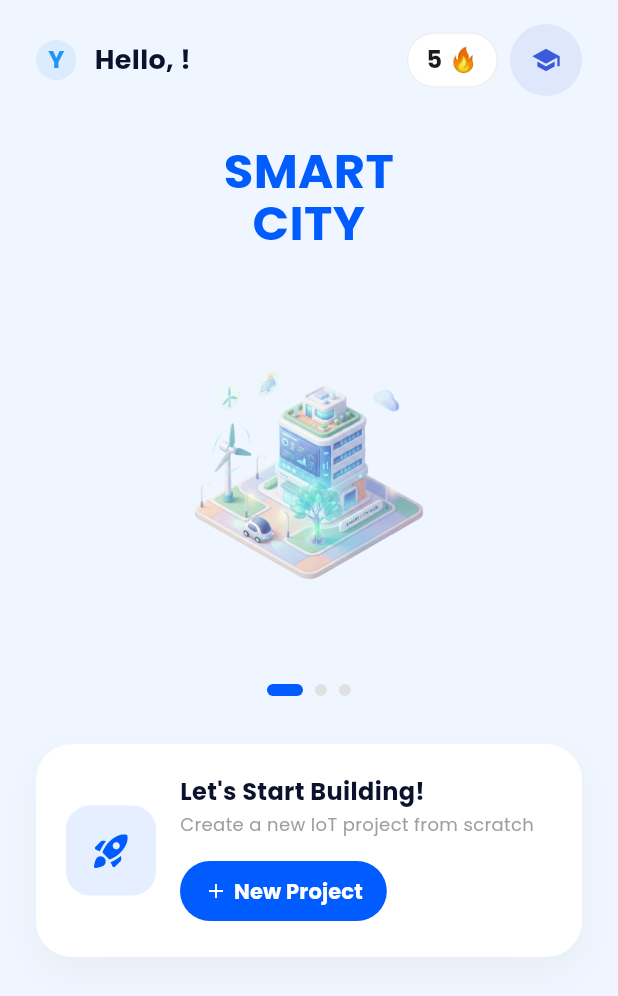
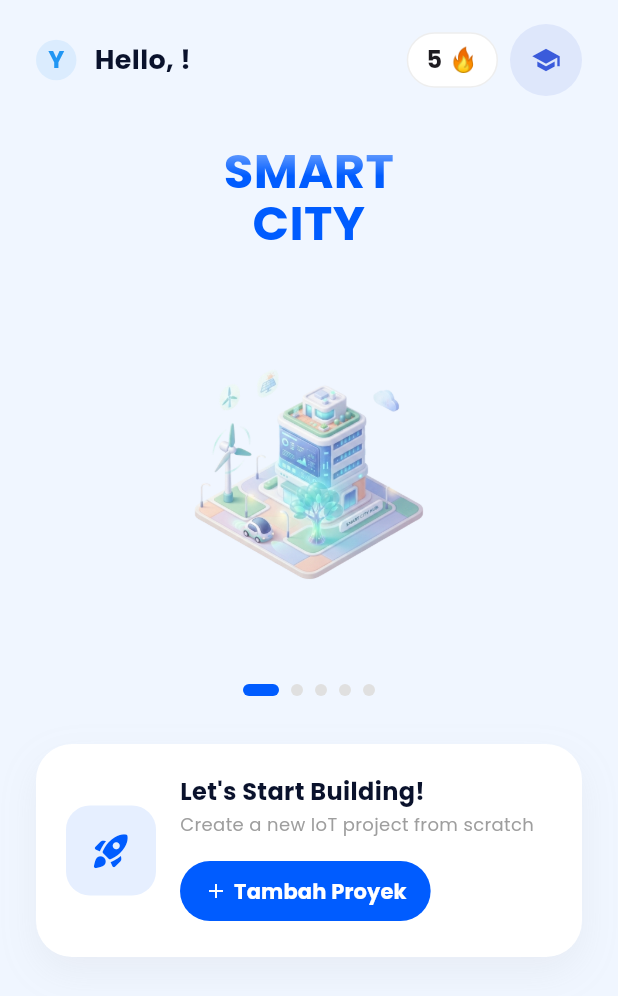
Before and after one commit to achmadsoewrdi/dadaBakar, a Flutter app: the DashboardHomePage screen opened directly with empty values, on a phone screen of 412 x 824 dp. Shown: the top 996 px of the screen. Run offline on Flutter 3.47's test engine with Material 3 defaults, Android fonts, the phone set to English and light mode, and no system bars; our stand-ins replace flutter_bluetooth_serial, flutter_dotenv, flutter_secure_storage, go_router, google_fonts, google_sign_in and 3 more; accounts and stored records are empty.

Commit message:
fix: perbaikan error tambah proyek & penyesuaian UI scroll dashboard

```diff
--- a/xploria_app/lib/features/dashboard/presentation/pages/dashboard_home_page.dart
+++ b/xploria_app/lib/features/dashboard/presentation/pages/dashboard_home_page.dart
@@ -33,6 +33,10 @@ class DashboardHomePageState extends State<DashboardHomePage> with AutomaticKeep
   List<ProjectModel> _projects = [];
   UserModel? _user;
   Color _heroColor = const Color(0xFF005CFF);
+  String _selectedModeValue = 'smart_city';
+  String _selectedModeLabel = 'Smart City';
+
+
 
   @override
   bool get wantKeepAlive => true;
@@ -57,7 +61,7 @@ class DashboardHomePageState extends State<DashboardHomePage> with AutomaticKeep
     }
   }
 
-  Future<void> _addNewProject(String name, String deviceType) async {
+  Future<void> _addNewProject(String name, String moduleCategory) async {
     showDialog(
       context: context,
       barrierDismissible: false,
@@ -65,9 +69,8 @@ class DashboardHomePageState extends State<DashboardHomePage> with AutomaticKeep
     );
     try {
       final repo = ProjectRepositoryImpl();
-      final newProj = await repo.createProject(name);
+      final newProj = await repo.createProject(name, moduleCategory: moduleCategory);
       if (mounted) context.pop();
-
       if (mounted) {
         await context.push('/blockly', extra: newProj);
         _loadData();
@@ -175,7 +178,17 @@ class DashboardHomePageState extends State<DashboardHomePage> with AutomaticKeep
 
                   // Scrollable Content
                   Expanded(
-                    child: SingleChildScrollView(
+                    child: ShaderMask(
+                      shaderCallback: (Rect bounds) {
+                        return const LinearGradient(
+                          begin: Alignment.topCenter,
+                          end: Alignment.bottomCenter,
+                          colors: [Colors.transparent, Colors.white, Colors.white, Colors.transparent],
+                          stops: [0.0, 0.05, 0.95, 1.0],
+                        ).createShader(bounds);
+                      },
+                      blendMode: BlendMode.dstIn,
+                      child: SingleChildScrollView(
                       physics: const BouncingScrollPhysics(),
                       padding: const EdgeInsets.fromLTRB(24, 16, 24, 100),
                       child: Column(
@@ -185,9 +198,11 @@ class DashboardHomePageState extends State<DashboardHomePage> with AutomaticKeep
 
                     // Carousel Header
                     DashboardHeroCarousel(
-                      onColorChanged: (color) {
+                      onModeChanged: (color, value, label) {
                         setState(() {
                           _heroColor = color;
+                          _selectedModeValue = value;
+                          _selectedModeLabel = label;
                         });
                       },
                     ),
@@ -238,12 +253,12 @@ class DashboardHomePageState extends State<DashboardHomePage> with AutomaticKeep
                 ),
               ),
             ),
+            ),
           ],
         ),
       ),
     );
   }
-
 
 
   Widget _buildHeroActionCard() {
@@ -293,7 +308,7 @@ class DashboardHomePageState extends State<DashboardHomePage> with AutomaticKeep
                 ),
                 const SizedBox(height: 12),
                 ElevatedButton(
-                  onPressed: () => _addNewProject("New Project", "raspberry_pi"),
+                  onPressed: () => _addNewProject("Proyek $_selectedModeLabel", _selectedModeValue),
                   style: ElevatedButton.styleFrom(
                     backgroundColor: _heroColor,
                     foregroundColor: Colors.white,
@@ -308,7 +323,7 @@ class DashboardHomePageState extends State<DashboardHomePage> with AutomaticKeep
                     children: [
                       Icon(Icons.add, size: 16),
                       SizedBox(width: 4),
-                      Text("New Project", style: TextStyle(fontWeight: FontWeight.bold)),
+                      Text("Tambah Proyek", style: TextStyle(fontWeight: FontWeight.bold)),
                     ],
                   ),
                 ),
@@ -334,9 +349,9 @@ class DashboardHomePageState extends State<DashboardHomePage> with AutomaticKeep
 }
 
 class DashboardHeroCarousel extends StatefulWidget {
-  final Function(Color) onColorChanged;
+  final Function(Color color, String value, String label) onModeChanged;
 
-  const DashboardHeroCarousel({super.key, required this.onColorChanged});
+  const DashboardHeroCarousel({super.key, required this.onModeChanged});
 
   @override
   State<DashboardHeroCarousel> createState() => _DashboardHeroCarouselState();
@@ -351,16 +366,36 @@ class _DashboardHeroCarouselState extends State<DashboardHeroCarousel> {
       'title': 'SMART\nCITY',
       'image': 'assets/images/modules/dashboard/smart_city 1.png',
       'color': const Color(0xFF005CFF),
+      'value': 'smart_city',
+      'label': 'Smart City',
     },
     {
       'title': 'SMART\nAGRICULTURE',
       'image': 'assets/images/modules/dashboard/smart_farm 1.png',
       'color': const Color(0xFF22C55E),
+      'value': 'smart_agriculture',
+      'label': 'Smart Agriculture',
     },
     {
       'title': 'SMART\nHOME',
       'image': 'assets/images/modules/dashboard/smart_home 1.png',
       'color': const Color(0xFF8B5CF6),
+      'value': 'smart_home',
+      'label': 'Smart Home',
+    },
+    {
+      'title': 'SMART\nDRONE',
+      'image': 'assets/images/modules/dashboard/smart_drone.png',
+      'color': const Color(0xFF6B7280),
+      'value': 'drone',
+      'label': 'Smart Drone',
+    },
+    {
+      'title': 'UMUM',
+      'image': 'assets/images/modules/dashboard/umum.png',
+      'color': const Color(0xFFFF8C00),
+      'value': 'all',
+      'label': 'Umum',
     },
   ];
 
@@ -369,7 +404,11 @@ class _DashboardHeroCarouselState extends State<DashboardHeroCarousel> {
     super.initState();
     WidgetsBinding.instance.addPostFrameCallback((_) {
       if (mounted) {
-        widget.onColorChanged(_carouselItems[_currentIndex]['color'] as Color);
+        widget.onModeChanged(
+          _carouselItems[_currentIndex]['color'] as Color,
+          _carouselItems[_currentIndex]['value'] as String,
+          _carouselItems[_currentIndex]['label'] as String,
+        );
       }
     });
   }
@@ -412,7 +451,11 @@ class _DashboardHeroCarouselState extends State<DashboardHeroCarousel> {
                 setState(() {
                   _currentIndex = index;
                 });
-                widget.onColorChanged(_carouselItems[index]['color'] as Color);
+                widget.onModeChanged(
+                  _carouselItems[index]['color'] as Color,
+                  _carouselItems[index]['value'] as String,
+                  _carouselItems[index]['label'] as String,
+                );
               }
             },
             itemCount: _carouselItems.length,
--- a/xploria_app/lib/features/projects/data/data_sources/project_api_service.dart
+++ b/xploria_app/lib/features/projects/data/data_sources/project_api_service.dart
@@ -53,7 +53,7 @@ class ProjectApiService {
       'name': name,
       'workspace_xml': workspaceXml,
     };
-    if (moduleCategory != null) body['module_category'] = moduleCategory;
+    if (moduleCategory != null) body['subject_context'] = moduleCategory;
 
     final response = await http
         .post(
--- a/xploria_app/lib/features/projects/domain/models/project_model.dart
+++ b/xploria_app/lib/features/projects/domain/models/project_model.dart
@@ -5,6 +5,7 @@ class ProjectModel {
   final String workspaceXml;
   final String? generatedCode;
   final String deviceType; // 'raspberry_pi' | 'orange_pi'
+  final String? moduleCategory;
   final List<Map<String, dynamic>>? blynkConfigJson; // Blynk IoT widget layout configuration
   final DateTime createdAt;
   final DateTime updatedAt;
@@ -17,6 +18,7 @@ class ProjectModel {
     required this.workspaceXml,
     this.generatedCode,
     required this.deviceType,
+    this.moduleCategory,
     this.blynkConfigJson,
     required this.createdAt,
     required this.updatedAt,
@@ -33,6 +35,7 @@ class ProjectModel {
           ? (json['generated_code'] as Map)['python'] as String?
           : json['generated_code'] as String?,
       deviceType: json['device_type'] as String? ?? 'raspberry_pi',
+      moduleCategory: json['subject_context'] as String?,
       blynkConfigJson: (json['blynk_config_json'] as List?)
           ?.map((e) => Map<String, dynamic>.from(e as Map))
           .toList(),
@@ -56,6 +59,7 @@ class ProjectModel {
       'workspace_xml': workspaceXml,
       'generated_code': generatedCode,
       'device_type': deviceType,
+      'subject_context': moduleCategory,
       'blynk_config_json': blynkConfigJson,
       'created_at': createdAt.toIso8601String(),
       'updated_at': updatedAt.toIso8601String(),
@@ -70,6 +74,7 @@ class ProjectModel {
     String? workspaceXml,
     String? generatedCode,
     String? deviceType,
+    String? moduleCategory,
     List<Map<String, dynamic>>? blynkConfigJson,
     DateTime? createdAt,
     DateTime? updatedAt,
@@ -82,6 +87,7 @@ class ProjectModel {
       workspaceXml: workspaceXml ?? this.workspaceXml,
       generatedCode: generatedCode ?? this.generatedCode,
       deviceType: deviceType ?? this.deviceType,
+      moduleCategory: moduleCategory ?? this.moduleCategory,
       blynkConfigJson: blynkConfigJson ?? this.blynkConfigJson,
       createdAt: createdAt ?? this.createdAt,
       updatedAt: updatedAt ?? this.updatedAt,
--- a/xploria_app/pubspec.yaml
+++ b/xploria_app/pubspec.yaml
@@ -47,6 +47,7 @@ dependencies:
   image_picker: ^1.2.3
   http_parser: ^4.1.2
   google_fonts: ^8.2.1
+  shared_preferences: ^2.5.3
 
 dev_dependencies:
   flutter_test:
@@ -107,7 +108,6 @@ flutter:
     - assets/blockly/css/
     - assets/blockly/js/
     - assets/icons/
-    - assets/fonts/
     - assets/images/modules/
     - assets/images/modules/dashboard/
     - assets/images/modules/project/
```
Also changed, not shown: xploria_app/lib/core/services/device_connection_service.dart (+4 -5 lines), xploria_app/lib/features/blockly_workspace/presentation/pages/blockly_workspace_screen.dart (+8 -1 lines), xploria_app/lib/features/projects/presentation/widgets/project_card.dart (+6 -4 lines), xploria_app/pubspec.lock, 2 other files.
